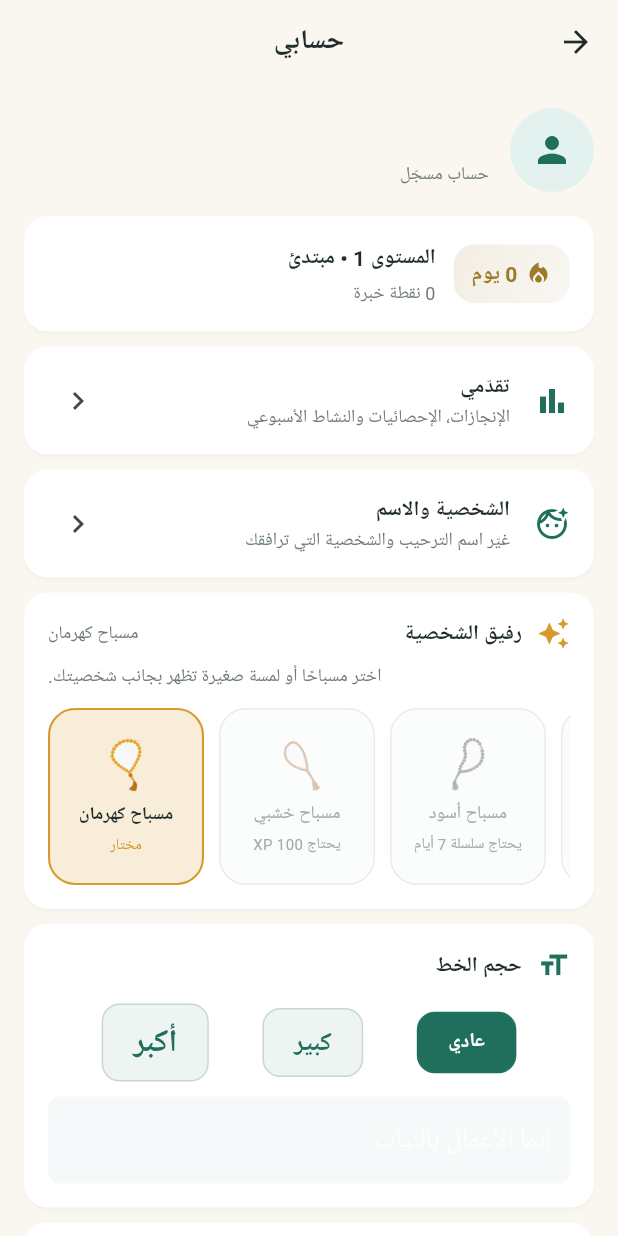
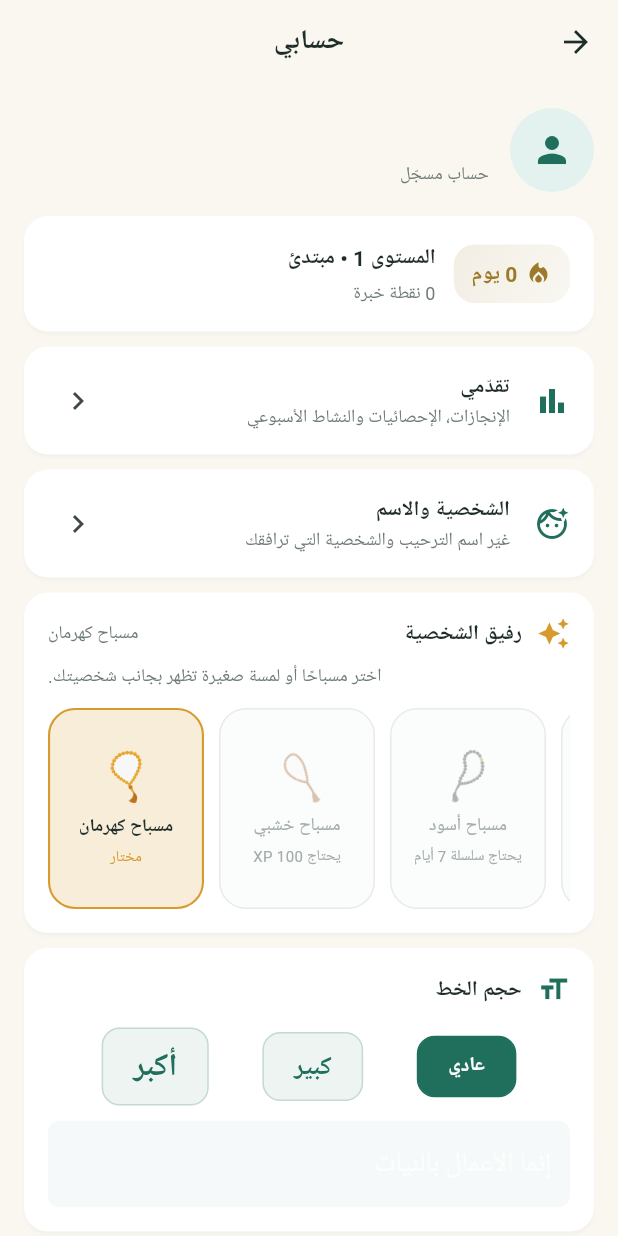
Before and after one commit to v7s7/hadeeth, a Flutter app: the ProfileScreen screen opened directly, on a phone screen of 412 x 824 dp. Run offline on Flutter 3.47's test engine with Material 3 defaults, Android fonts, the phone set to English and light mode, and no system bars; our stand-ins replace cloud_firestore, firebase_auth, firebase_core, firebase_messaging, flutter_animate, flutter_local_notifications and 5 more; missing offline and left inert: dart_jsonwebtoken; accounts and stored records are empty; Roboto replaces fonts that are missing (Tajawal).

Commit message:
Fix accessory strip overflow at the largest font-size setting
_AccessoryOption's fixed-height container (118) was sized for the
default text scale. At the app's largest font option (1.6x), the two
scaled caption lines plus the 36px image exceeded that height by a
fraction of a pixel, triggering a RenderFlex overflow. Bump the strip
height to 134 so it comfortably fits text at the app's max scale.

```diff
--- a/lib/screens/profile/profile_screen.dart
+++ b/lib/screens/profile/profile_screen.dart
@@ -690,7 +690,7 @@ class _AccessoryPickerCard extends StatelessWidget {
             ),
             const SizedBox(height: 12),
             SizedBox(
-              height: 118,
+              height: 134,
               child: ListView.separated(
                 scrollDirection: Axis.horizontal,
                 reverse: true,
```
